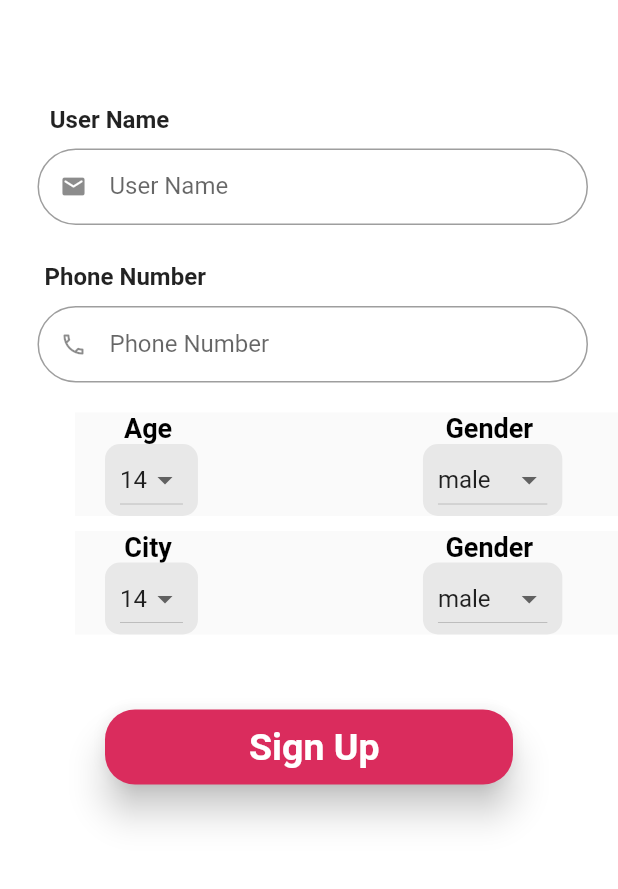
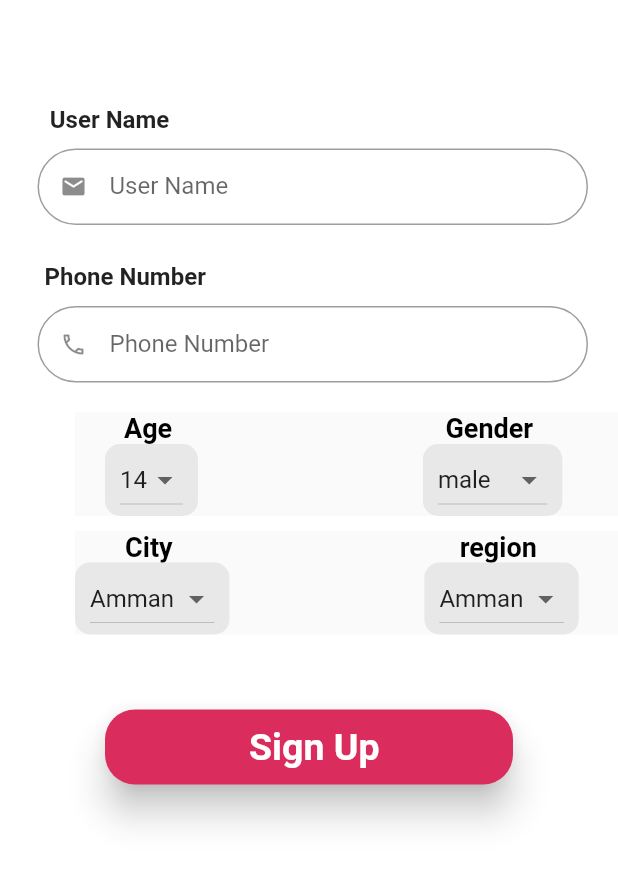
Before and after one commit to mohammadAlsaadi/DerbyJo, a Flutter app: the signupPage2 screen opened directly, on a phone screen of 412 x 824 dp, the part 84-973 px from its top. Run offline on Flutter 3.47's test engine with Material 2 defaults, Android fonts, the phone set to English and light mode, and no system bars; our stand-ins replace flutter_svg_provider, location; missing offline and left inert: favorite_button.

Commit message:
updated 3

```diff
--- a/lib/main.dart
+++ b/lib/main.dart
@@ -25,7 +25,7 @@ class MyApp extends StatelessWidget {
       theme: ThemeData(
         primarySwatch: Colors.blue,
       ),
-      home: FootbalhCategories(),
+      home: categories(),
     );
   }
 }
--- a/lib/signup.dart
+++ b/lib/signup.dart
@@ -285,6 +285,36 @@ class _signUpPage2widgetState extends State<signUpPage2widget> {
 
   var genderList = ["male", "female"];
   String genderValue = "male";
+  var CityList = [
+    "Amman",
+    "Irbid",
+    "Ajloun",
+    "Jerash",
+    "Mafraq",
+    "	Salt",
+    "Zarqa",
+    "Madaba",
+    "Al Karak",
+    "Tafilah",
+    "	Ma'an",
+    "Aqaba"
+  ];
+  String CityValue = "Amman";
+  var regionList = [
+    "Alhashmi Alshamali",
+    "Tabarbor",
+    "shafa Badran",
+    "Abdoon",
+    "Jabal Alhuseen",
+    "Marka",
+    "Khalda",
+    "Alshmisani",
+    "Aldahieh",
+    "Marj Alhamam"
+  ];
+
+  String ragionValue = "Alhasmi";
+
   @override
   Widget build(BuildContext context) {
     return Container(
@@ -427,41 +457,11 @@ class _signUpPage2widgetState extends State<signUpPage2widget> {
               child: Row(
                 children: [
                   Padding(
-                    padding: const EdgeInsets.fromLTRB(20, 0, 0, 0),
+                    padding: const EdgeInsets.fromLTRB(0, 0, 0, 0),
                     child: Column(
                       children: [
                         Text(
                           "City ",
-                          style: TextStyle(
-                              fontSize: 18,
-                              color: Colors.black,
-                              fontWeight: FontWeight.bold),
-                        ),
-                        Container(
-                          padding:
-                              EdgeInsets.symmetric(horizontal: 10, vertical: 0),
-                          decoration: BoxDecoration(
-                              color: Color.fromARGB(255, 232, 232, 232),
-                              borderRadius: BorderRadius.circular(10)),
-                          child: DropdownButton(
-                            value: selectedValue,
-                            items: Age(),
-                            onChanged: (value) {
-                              setState(() {
-                                selectedValue = value;
-                              });
-                            },
-                          ),
-                        ),
-                      ],
-                    ),
-                  ),
-                  Padding(
-                    padding: const EdgeInsets.fromLTRB(150, 0, 0, 0),
-                    child: Column(
-                      children: [
-                        Text(
-                          "Gender ",
                           style: TextStyle(
                               fontSize: 18,
                               color: Colors.black,
@@ -474,13 +474,47 @@ class _signUpPage2widgetState extends State<signUpPage2widget> {
                                 color: Color.fromARGB(255, 232, 232, 232),
                                 borderRadius: BorderRadius.circular(10)),
                             child: DropdownButton(
-                              value: genderValue,
+                              value: CityValue,
                               onChanged: (String? value) {
                                 setState(() {
-                                  genderValue = value!;
+                                  CityValue = value!;
                                 });
                               },
-                              items: genderList.map((String items) {
+                              items: CityList.map((String items) {
+                                return DropdownMenuItem(
+                                  value: items,
+                                  child: Text(items),
+                                );
+                              }).toList(),
+                            )),
+                      ],
+                    ),
+                  ),
+                  Padding(
+                    padding: const EdgeInsets.fromLTRB(130, 0, 0, 0),
+                    child: Column(
+                      children: [
+                        Text(
+                          "region ",
+                          style: TextStyle(
+                              fontSize: 18,
+                              color: Colors.black,
+                              fontWeight: FontWeight.bold),
+                        ),
+                        Container(
+                            padding: EdgeInsets.symmetric(
+                                horizontal: 10, vertical: 0),
+                            decoration: BoxDecoration(
+                                color: Color.fromARGB(255, 232, 232, 232),
+                                borderRadius: BorderRadius.circular(10)),
+                            child: DropdownButton(
+                              value: CityValue,
+                              onChanged: (String? value) {
+                                setState(() {
+                                  CityValue = value!;
+                                });
+                              },
+                              items: CityList.map((String items) {
                                 return DropdownMenuItem(
                                   value: items,
                                   child: Text(items),
```
Also changed, not shown: lib/aboutUs.dart (+25 -1 lines), lib/categories.dart (+9 -1 lines), lib/footballCategories.dart (+4 -4 lines).
